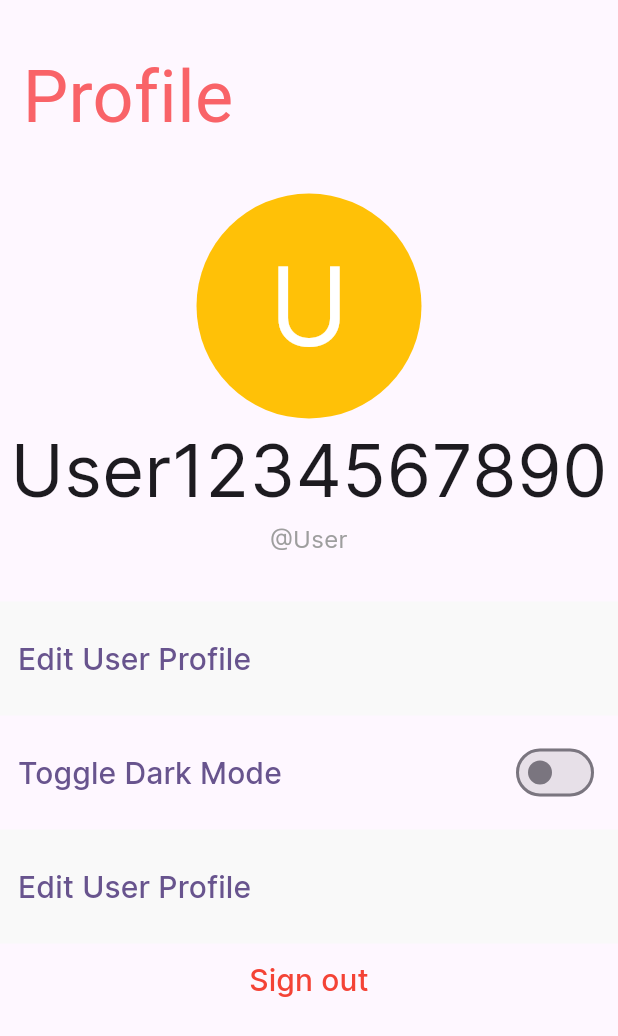
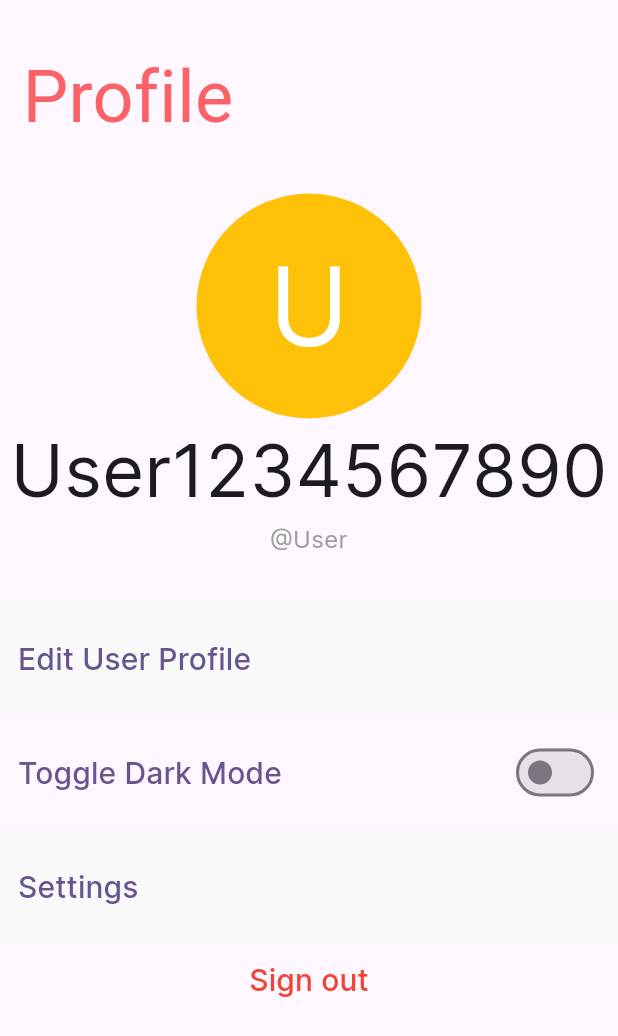
Before and after one commit to masterbbud/resweet, a Flutter app: the ProfilePage widget shown alone on an empty page, opened directly, on a phone screen of 412 x 824 dp. Shown: the top 1036 px of the screen. Run offline on Flutter 3.47's test engine with Material 3 defaults, Android fonts, the phone set to English and light mode, and no system bars; our stand-ins replace carousel_slider; network calls fail; Roboto replaces fonts that are missing (BagelFatOne).

Commit message:
change button name profile

```diff
--- a/app/flutter_app/lib/screens/ProfilePage.dart
+++ b/app/flutter_app/lib/screens/ProfilePage.dart
@@ -143,7 +143,7 @@ class ProfilePageState extends State<ProfilePage> {
                     crossAxisAlignment: CrossAxisAlignment.start,
                     children: [
                       Text(
-                        "Edit User Profile",
+                        "Settings",
                         style: TextStyle(fontFamily: 'Inter', fontSize: 20),
                         textAlign: TextAlign.left,
                       ),
```
